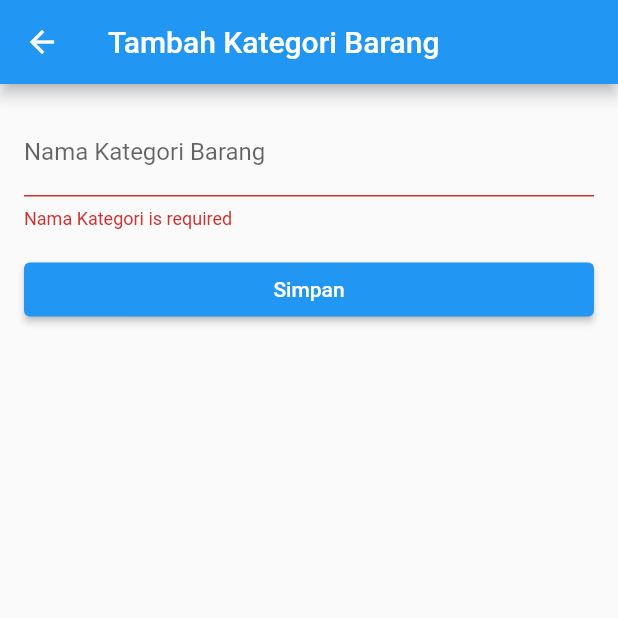
After one commit to Reyfadh07/exerciseapi_033, a Flutter app: the AddKategoriBarang screen opened directly, after a tap on "Simpan", on a phone screen of 412 x 824 dp, the top half of it. The commit adds this screen. Run offline on Flutter 3.47's test engine with Material 2 defaults, Android fonts, the phone set to English and light mode, and no system bars; missing offline and left inert: flutter_api.

Commit message:
menambahakan file add kategori barang pada view dan membuat isinya

```diff
--- /dev/null
+++ b/lib/view/add_kategori_barang.dart
@@ -0,0 +1,73 @@
+import 'package:flutter/cupertino.dart';
+import 'package:flutter/material.dart';
+import '../controller/kategori_barang_controller.dart';
+import '../model/kategori_barang_model.dart';
+import 'kategori_barang.dart';
+
+class AddKategoriBarang extends StatefulWidget {
+  const AddKategoriBarang({super.key});
+
+  @override
+  State<AddKategoriBarang> createState() => _AddKategoriBarangState();
+}
+
+class _AddKategoriBarangState extends State<AddKategoriBarang> {
+  final kategoriBarangController = KategoriBarangController();
+  String? nama;
+
+  void addKategoriBarang() async {
+    KategoriBarangModel kategoriBarang = KategoriBarangModel(nama: nama!);
+    await kategoriBarangController.addKategoriBarang(kategoriBarang);
+  }
+
+  @override
+  Widget build(BuildContext context) {
+    var formkey = GlobalKey<FormState>();
+    return Scaffold(
+      appBar: AppBar(
+        title: const Text('Tambah Kategori Barang'),
+      ),
+      body: Form(
+        key: formkey,
+        child: ListView(
+          padding: const EdgeInsets.all(16.0),
+          children: [
+            TextFormField(
+              decoration: const InputDecoration(
+                hintText: 'Nama Kategori Barang',
+                labelText: 'Nama Kategori Barang',
+              ),
+              onChanged: (value) {
+                nama = value;
+              },
+              validator: (value) {
+                if (value == null || value.isEmpty) {
+                  return 'Nama Kategori is required';
+                }
+                return null;
+              },
+            ),
+            const SizedBox(height: 16.0),
+            ElevatedButton(
+              onPressed: () {
+                if (formkey.currentState!.validate()) {
+                  formkey.currentState!.save();
+                  addKategoriBarang();
+                  Navigator.pushReplacement(
+                      context,
+                      MaterialPageRoute(
+                          builder: (context) => const KategoriBarang()));
+
+                  var snackBar =
+                      const SnackBar(content: Text('Data Berhasil Disimpan'));
+                  ScaffoldMessenger.of(context).showSnackBar(snackBar);
+                }
+              },
+              child: const Text('Simpan'),
+            ),
+          ],
+        ),
+      ),
+    );
+  }
+}
```
Also changed, not shown: lib/view/kategori_barang.dart (+42 -45 lines).
